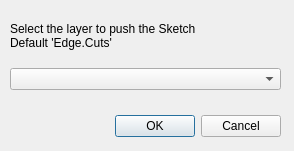
Qt form Resources/ui/layer-selection.ui (easyw/kicadStepUpMod) before a commit.
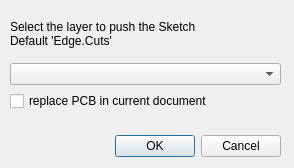
The same form after that commit.

Commit message: allowing to replace Pcb and Edge.Cuts sketch from Import Sketch button

Diff of the .ui file:
```diff
--- a/Resources/ui/layer-selection.ui
+++ b/Resources/ui/layer-selection.ui
@@ -7,7 +7,7 @@
     <x>0</x>
     <y>0</y>
     <width>294</width>
-    <height>151</height>
+    <height>168</height>
    </rect>
   </property>
   <property name="windowTitle">
@@ -20,7 +20,7 @@
    <property name="geometry">
     <rect>
      <x>10</x>
-     <y>110</y>
+     <y>130</y>
      <width>271</width>
      <height>32</height>
     </rect>
@@ -38,7 +38,7 @@
      <x>10</x>
      <y>10</y>
      <width>271</width>
-     <height>80</height>
+     <height>101</height>
     </rect>
    </property>
    <layout class="QVBoxLayout" name="verticalLayout">
@@ -57,6 +57,16 @@
     <item>
      <widget class="QComboBox" name="comboBoxLayerSel"/>
     </item>
+    <item>
+     <widget class="QCheckBox" name="checkBox_replace">
+      <property name="toolTip">
+       <string notr="true">&lt;html&gt;&lt;head/&gt;&lt;body&gt;&lt;p&gt;replace PCB in current document&lt;/p&gt;&lt;p&gt;&lt;span style=&quot; font-weight:600; color:#aa0000;&quot;&gt;N.B.&lt;/span&gt; Sketch constrains will be deleted!&lt;/p&gt;&lt;/body&gt;&lt;/html&gt;</string>
+      </property>
+      <property name="text">
+       <string notr="true">replace PCB in current document</string>
+      </property>
+     </widget>
+    </item>
    </layout>
   </widget>
  </widget>
```
The commit also changes 2 other files.
